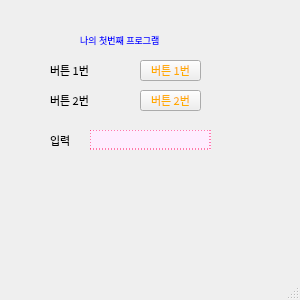
Before: the Qt Designer form ui/mainUI.ui in pjseok/windowapp-20231101, drawn with Qt 5.
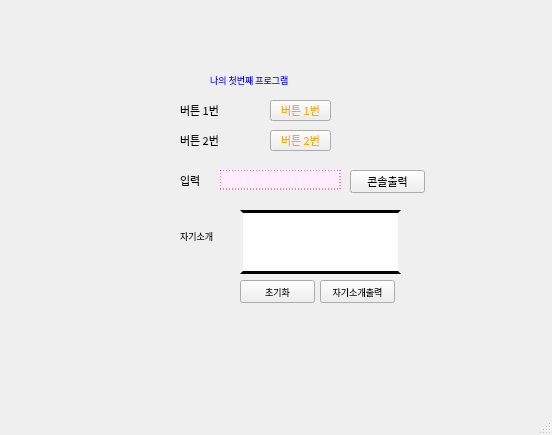
After: the same form once the commit is applied.

Diff of the .ui file:
```diff
--- a/ui/mainUI.ui
+++ b/ui/mainUI.ui
@@ -6,10 +6,16 @@
    <rect>
     <x>0</x>
     <y>0</y>
-    <width>300</width>
-    <height>300</height>
+    <width>552</width>
+    <height>435</height>
    </rect>
   </property>
+  <property name="font">
+   <font>
+    <family>Adobe Arabic</family>
+    <pointsize>8</pointsize>
+   </font>
+  </property>
   <property name="windowTitle">
    <string>MainWindow</string>
   </property>
@@ -17,8 +23,8 @@
    <widget class="QPushButton" name="btn1">
     <property name="geometry">
      <rect>
-      <x>140</x>
-      <y>60</y>
+      <x>270</x>
+      <y>100</y>
       <width>61</width>
       <height>21</height>
      </rect>
@@ -41,8 +47,8 @@
    <widget class="QLabel" name="label">
     <property name="geometry">
      <rect>
-      <x>50</x>
-      <y>60</y>
+      <x>180</x>
+      <y>100</y>
       <width>51</width>
       <height>21</height>
      </rect>
@@ -60,8 +66,8 @@
    <widget class="QPushButton" name="btn2">
     <property name="geometry">
      <rect>
-      <x>140</x>
-      <y>90</y>
+      <x>270</x>
+      <y>130</y>
       <width>61</width>
       <height>21</height>
      </rect>
@@ -84,8 +90,8 @@
    <widget class="QLabel" name="label_2">
     <property name="geometry">
      <rect>
-      <x>50</x>
-      <y>90</y>
+      <x>180</x>
+      <y>130</y>
       <width>51</width>
       <height>21</height>
      </rect>
@@ -103,8 +109,8 @@
    <widget class="QLineEdit" name="lineEdit">
     <property name="geometry">
      <rect>
-      <x>90</x>
-      <y>130</y>
+      <x>220</x>
+      <y>170</y>
       <width>121</width>
       <height>20</height>
      </rect>
@@ -116,8 +122,8 @@
    <widget class="QLabel" name="label_3">
     <property name="geometry">
      <rect>
-      <x>50</x>
-      <y>130</y>
+      <x>180</x>
+      <y>170</y>
       <width>31</width>
       <height>21</height>
      </rect>
@@ -135,8 +141,8 @@
    <widget class="QLabel" name="label_4">
     <property name="geometry">
      <rect>
-      <x>80</x>
-      <y>30</y>
+      <x>210</x>
+      <y>70</y>
       <width>91</width>
       <height>20</height>
      </rect>
@@ -153,6 +159,88 @@
      <string>나의 첫번째 프로그램</string>
     </property>
    </widget>
+   <widget class="QPushButton" name="btn3">
+    <property name="geometry">
+     <rect>
+      <x>350</x>
+      <y>170</y>
+      <width>75</width>
+      <height>23</height>
+     </rect>
+    </property>
+    <property name="text">
+     <string>콘솔출력</string>
+    </property>
+   </widget>
+   <widget class="QTextEdit" name="textEdit">
+    <property name="geometry">
+     <rect>
+      <x>240</x>
+      <y>210</y>
+      <width>161</width>
+      <height>64</height>
+     </rect>
+    </property>
+    <property name="styleSheet">
+     <string notr="true">border-style:Solid Border;border-width:3px;</string>
+    </property>
+   </widget>
+   <widget class="QLabel" name="label_5">
+    <property name="geometry">
+     <rect>
+      <x>180</x>
+      <y>220</y>
+      <width>61</width>
+      <height>31</height>
+     </rect>
+    </property>
+    <property name="font">
+     <font>
+      <family>Adobe Arabic</family>
+      <pointsize>7</pointsize>
+     </font>
+    </property>
+    <property name="text">
+     <string>자기소개</string>
+    </property>
+   </widget>
+   <widget class="QPushButton" name="btn4">
+    <property name="geometry">
+     <rect>
+      <x>320</x>
+      <y>280</y>
+      <width>75</width>
+      <height>23</height>
+     </rect>
+    </property>
+    <property name="font">
+     <font>
+      <family>Adobe Arabic</family>
+      <pointsize>7</pointsize>
+     </font>
+    </property>
+    <property name="text">
+     <string>자기소개출력</string>
+    </property>
+   </widget>
+   <widget class="QPushButton" name="init_btn">
+    <property name="geometry">
+     <rect>
+      <x>240</x>
+      <y>280</y>
+      <width>75</width>
+      <height>23</height>
+     </rect>
+    </property>
+    <property name="font">
+     <font>
+      <pointsize>7</pointsize>
+     </font>
+    </property>
+    <property name="text">
+     <string>초기화</string>
+    </property>
+   </widget>
   </widget>
   <widget class="QMenuBar" name="menubar">
    <property name="geometry">
```
Left out of the diff: 4 changed lines with no effect on the pictures.
